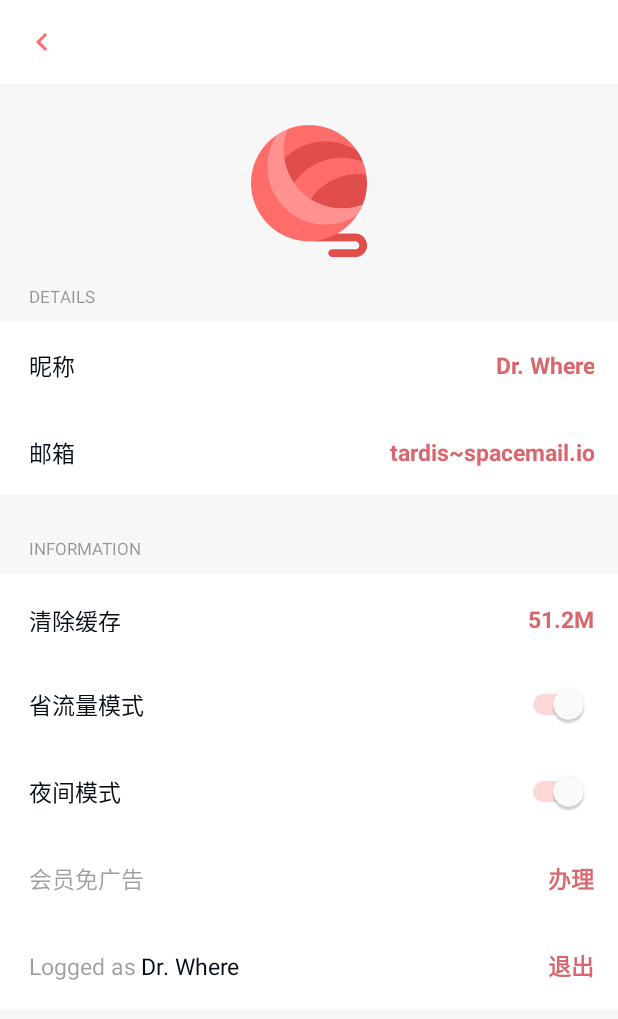
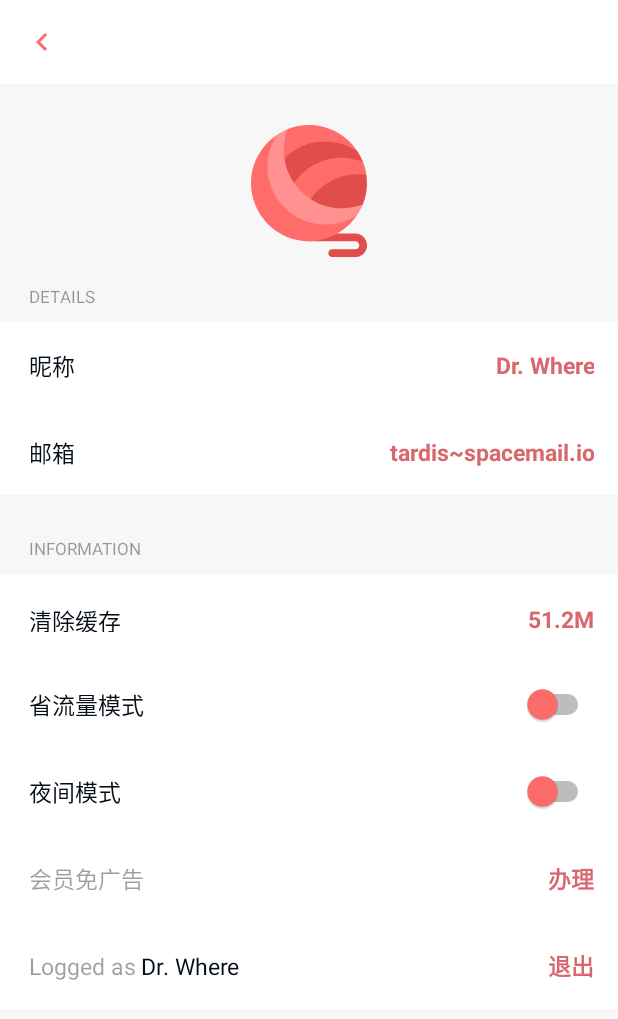
Before and after one commit to LittleCcccc/MiowliMiowli, an Android app: the SettingsActivity screen opened directly, with no data from a screen before it, on a phone screen of 412 x 824 dp. Shown: the top 1019 px of the screen. Run offline under Robolectric (Android 15) with nearby library versions, the phone set to English and light mode, and no system bars; our stand-ins replace Room's generated code, RxJava; libraries missing offline, so code that uses them is left out: com.yalantis.ucrop; 7 statements that could not run were skipped.

Commit message:
夜间 省流量 推荐

```diff
--- a/app/src/main/java/io/miowlimiowli/activity/SettingsActivity.java
+++ b/app/src/main/java/io/miowlimiowli/activity/SettingsActivity.java
@@ -6,8 +6,11 @@ package io.miowlimiowli.activity;
 
 import android.app.AlertDialog;
 import android.content.Context;
+
+import androidx.appcompat.app.AppCompatDelegate;
 import androidx.constraintlayout.widget.ConstraintLayout;
 
+import android.content.res.Configuration;
 import android.graphics.drawable.Drawable;
 import android.net.Uri;
 import android.text.InputType;
@@ -21,6 +24,8 @@ import androidx.appcompat.widget.Toolbar;
 import androidx.appcompat.app.AppCompatActivity;
 
 import io.miowlimiowli.R;
+
+import android.widget.Switch;
 import android.widget.TextView;
 import android.os.Bundle;
 import android.view.MenuItem;
@@ -60,7 +65,8 @@ public class SettingsActivity extends AppCompatActivity implements SettingsActiv
 	private Button logoutButton;
 	private TextView mynameTextView;
 	private TextView mymailTextView;
-
+	private Switch nightmodeSwitch;
+	private Switch nopicSwitch;
 	private boolean vip;
 	@Override
 	public void onCreate(Bundle savedInstanceState) {
@@ -154,7 +160,44 @@ public class SettingsActivity extends AppCompatActivity implements SettingsActiv
 		mymailTextView = this.findViewById(R.id.mail_text_view);
 		mynameTextView = this.findViewById(R.id.name_text_view);
 
+
+		nopicSwitch = this.findViewById(R.id.nopicture_switch);
+		if(Manager.getInstance().nopic)
+			nopicSwitch.setChecked(true);
+		else
+			nopicSwitch.setChecked(false);
+		nopicSwitch.setOnClickListener((view)->{
+			this.onNopicChanged();
+		});
+
+		nightmodeSwitch = this.findViewById(R.id.nightmode_switch);
+		int currentMode = getResources().getConfiguration().uiMode & Configuration.UI_MODE_NIGHT_MASK;
+		if(currentMode==Configuration.UI_MODE_NIGHT_YES)
+			nightmodeSwitch.setChecked(true);
+		else
+			nightmodeSwitch.setChecked(false);
+		nightmodeSwitch.setOnClickListener((view)->{
+			this.onNightModeChanged();
+		});
+
 		this.setupToolbar();
+	}
+
+	public void onNopicChanged(){
+		boolean nopic = nopicSwitch.isChecked();
+		Manager.getInstance().setNopic(nopic);
+		recreate();
+	}
+
+	public void onNightModeChanged(){
+		int currentMode = getResources().getConfiguration().uiMode & Configuration.UI_MODE_NIGHT_MASK;
+		if(currentMode!=Configuration.UI_MODE_NIGHT_YES){
+			AppCompatDelegate.setDefaultNightMode(AppCompatDelegate.MODE_NIGHT_YES);
+		}
+		else{
+			AppCompatDelegate.setDefaultNightMode(AppCompatDelegate.MODE_NIGHT_NO);
+		}
+		recreate();
 	}
 
 	public void setupToolbar() {
--- a/app/src/main/java/io/miowlimiowli/manager/DisplayableNews.java
+++ b/app/src/main/java/io/miowlimiowli/manager/DisplayableNews.java
@@ -1,8 +1,10 @@
 package io.miowlimiowli.manager;
 
+import java.security.Key;
 import java.util.Date;
 import java.util.List;
 
+import io.miowlimiowli.manager.data.Keyword;
 import io.miowlimiowli.manager.data.RawNews;
 import io.reactivex.schedulers.Schedulers;
 import io.reactivex.subjects.PublishSubject;
@@ -21,6 +23,8 @@ public class DisplayableNews {
     public Integer readcount;
     public Integer favoritecount;
     public String video_url;
+    public List<Keyword> keywords;
+    public String catagory;
     public DisplayableNews(final RawNews news){
         this.title = news.title;
         this.content = news.content;
@@ -29,6 +33,8 @@ public class DisplayableNews {
         this.publisher_name = news.publisher;
         this.publish_time = news.publishtime;
         this.video_url = news.video_url;
+        this.keywords = news.keywords;
+        this.catagory = news.catagory;
         publisher = PublishSubject.create();
     }
 
--- a/app/src/main/res/layout/settings_activity.xml
+++ b/app/src/main/res/layout/settings_activity.xml
@@ -239,15 +239,13 @@
 						android:id="@+id/nopicture_switch"
 						android:layout_width="wrap_content"
 						android:layout_height="wrap_content"
-						android:layout_marginEnd="@dimen/settings_activity_nopicture_switch_margin_end"
+						android:layout_marginRight="16dp"
 						android:checked="true"
 						android:theme="@style/SettingsActivityNopictureSwitchTheme"
-						android:thumbTint="@color/settings_activity_nopicture_switch_thumb_tint"
+						android:thumbTint="@color/main_light"
 						app:layout_constraintBottom_toBottomOf="parent"
 						app:layout_constraintRight_toRightOf="parent"
-						app:layout_constraintTop_toTopOf="parent"
-						tools:layout_editor_absoluteX="304dp"
-						tools:layout_editor_absoluteY="14dp" />
+						app:layout_constraintTop_toTopOf="parent" />
 				</androidx.constraintlayout.widget.ConstraintLayout>
 
 				<androidx.constraintlayout.widget.ConstraintLayout
@@ -276,18 +274,16 @@
 						tools:layout_editor_absoluteY="20dp" />
 
 					<Switch
-						android:id="@+id/darkmode_switch"
+						android:id="@+id/nightmode_switch"
 						android:layout_width="wrap_content"
 						android:layout_height="wrap_content"
-						android:layout_marginEnd="@dimen/settings_activity_darkmode_switch_margin_end"
+						android:layout_marginRight="16dp"
 						android:checked="true"
 						android:theme="@style/SettingsActivityDarkmodeSwitchTheme"
-						android:thumbTint="@color/settings_activity_darkmode_switch_thumb_tint"
+						android:thumbTint="@color/main_light"
 						app:layout_constraintBottom_toBottomOf="parent"
 						app:layout_constraintRight_toRightOf="parent"
-						app:layout_constraintTop_toTopOf="parent"
-						tools:layout_editor_absoluteX="304dp"
-						tools:layout_editor_absoluteY="14dp" />
+						app:layout_constraintTop_toTopOf="parent" />
 				</androidx.constraintlayout.widget.ConstraintLayout>
 
 				<androidx.constraintlayout.widget.ConstraintLayout
--- a/app/src/main/res/values-night/colors.xml
+++ b/app/src/main/res/values-night/colors.xml
@@ -15,18 +15,18 @@
     <color name="material_bottom_sheet_title">#85FFFFFF</color>
     <color name="material_bottom_sheet_item">#21FFFFFF</color>
     <!-- main color-->
-    <color name="white">#000000</color>
-    <color name="main_light">#00A2A4</color>
+    <color name="white">#1E1E1E</color>
+    <color name="main_light">#FF6D6B</color>
     <color name="black">#FFFFFF</color>
-    <color name="main_dark">#269891</color>
-    <color name="light_grey">#090909</color>
-    <color name="middle_grey">#0B0D0B</color>
-    <color name="dark_grey">#1E1E1E</color>
-    <color name="darker_grey">#4F4F4F</color>
+    <color name="main_dark">#D9676E</color>
+    <color name="light_grey">#101010</color>
+    <color name="middle_grey">#0D0D0D</color>
+    <color name="dark_grey">#060606</color>
+    <color name="darker_grey">#0E0E0E</color>
     <color name="dark_blue">#FBF3E9</color>
-    <color name="orange">#187B9D</color>
-    <color name="red">#18C2C4</color>
-    <color name="purple">#42B341</color>
+    <color name="orange">#F78462</color>
+    <color name="red">#E73D3B</color>
+    <color name="purple">#BD4CBE</color>
 
     <!-- WelcomeActivity -->
     <color name="welcome_activity_welcome_constraint_layout_background_color">@color/white</color>
--- a/app/src/main/res/values/colors.xml
+++ b/app/src/main/res/values/colors.xml
@@ -26,7 +26,7 @@
 	<color name="red">#E73D3B</color>
 	<color name="purple">#BD4CBE</color>
 	<color name="black_grey">#E1242424</color>
-	<color name="black_light">#555555</color>
+	<color name="black_light">#666666</color>
 
 	<!-- WelcomeActivity -->
 	<color name="welcome_activity_welcome_constraint_layout_background_color">@color/white</color>
```
Also changed, not shown: app/src/main/java/io/miowlimiowli/activity/NewsdetailActivity.java (+22 -11 lines), app/src/main/java/io/miowlimiowli/adapter/NewsListAdapter.java (+6 -1 lines), app/src/main/java/io/miowlimiowli/manager/Manager.java (+33 -0 lines), app/src/main/java/io/miowlimiowli/manager/RecManager.java (added, +112 -0 lines), app/src/main/res/layout/list_activity.xml (+4 -3 lines).
